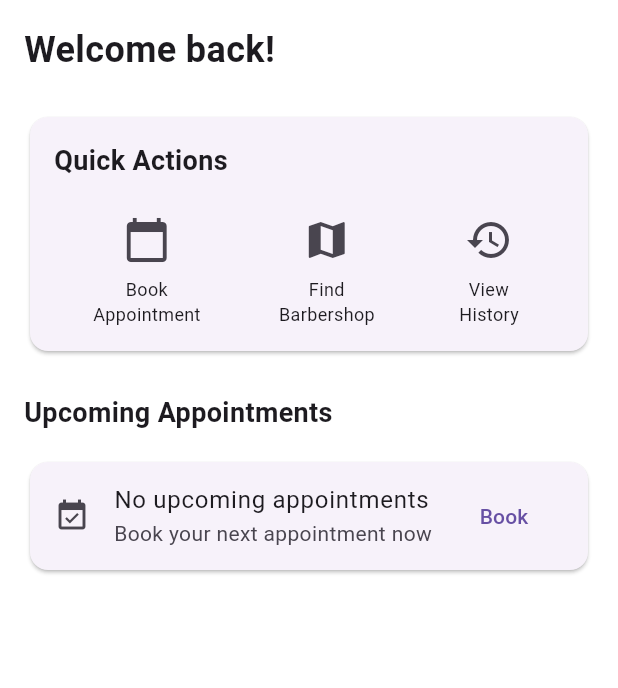
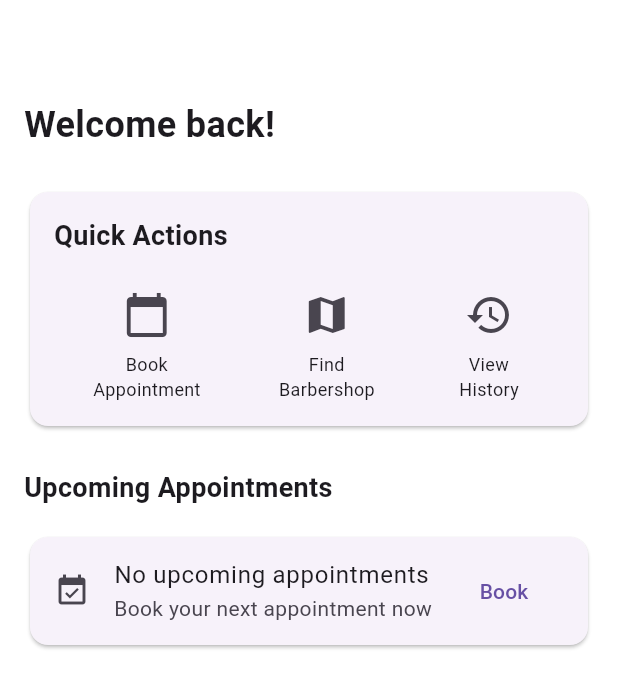
Before and after one commit to dxavsoul/barberdule, a Flutter app: the HomeScreen screen opened directly, on a phone screen of 412 x 824 dp. Shown: the top 688 px of the screen. Run offline on Flutter 3.47's test engine with Material 3 defaults, Android fonts, the phone set to English and light mode, and no system bars; our stand-ins replace cloud_firestore, equatable, firebase_auth, firebase_core, flutter_bloc, geolocator and 1 more; accounts and stored records are empty.

Commit message:
Update navigation to explore barbers and enhance customer home layout

```diff
--- a/lib/presentation/screens/home/home_screen.dart
+++ b/lib/presentation/screens/home/home_screen.dart
@@ -33,12 +33,14 @@ class HomeScreen extends StatelessWidget {
 
   Widget _buildCustomerHome(BuildContext context) {
     return Scaffold(
+
       body: SingleChildScrollView(
         child: Padding(
           padding: const EdgeInsets.all(16.0),
           child: Column(
             crossAxisAlignment: CrossAxisAlignment.start,
             children: [
+              SizedBox(height: 50,),
               const Text(
                 'Welcome back!',
                 style: TextStyle(fontSize: 24, fontWeight: FontWeight.bold),
@@ -75,7 +77,7 @@ class HomeScreen extends StatelessWidget {
                             context,
                             Icons.map,
                             'Find\nBarbershop',
-                            () => Navigator.pushNamed(context, AppRoutes.main),
+                            () => Navigator.pushNamed(context, AppRoutes.exploreBarbers),
                           ),
                           _buildQuickActionButton(
                             context,
```
